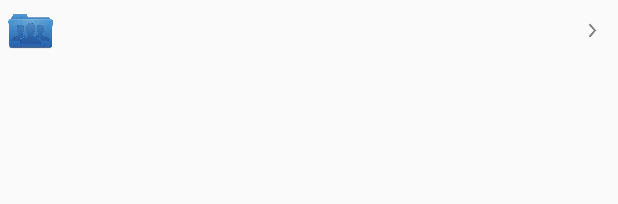
After one commit to PedroLourenco/MendeleyPaperReader_Gradle, an Android app: the layout list_row_with_image_groups.xml on its own in the app's theme, with its tools: preview values and no code run, on a phone screen of 412 x 824 dp. The commit adds this screen. Shown: the top 204 px of the screen. Run offline under Robolectric (Android 15) with nearby library versions, the phone set to English and light mode, and no system bars.

Commit message:
Get Group Folders and Articles

```diff
--- a/app/src/main/AndroidManifest.xml
+++ b/app/src/main/AndroidManifest.xml
@@ -1,8 +1,8 @@
 <?xml version="1.0" encoding="utf-8"?>
 <manifest xmlns:android="http://schemas.android.com/apk/res/android"
     package="com.mendeleypaperreader"
-    android:versionCode="04"
-    android:versionName="0.2.0" >
+    android:versionCode="05"
+    android:versionName="0.3.0" >
 
     <uses-sdk
         android:minSdkVersion="12"
--- a/app/src/main/java/com/mendeleypaperreader/activities/ReadersActivity.java
+++ b/app/src/main/java/com/mendeleypaperreader/activities/ReadersActivity.java
@@ -50,9 +50,9 @@ public class ReadersActivity extends ListActivity {
 		// Add section to list and merge two adatpers
 		MergeAdapter mergeAdapter = new MergeAdapter();
 
-		//mergeAdapter.addAdapter(new ListTitleAdapter(getApplicationContext(), getResources().getString(R.string.countryStatus), mAdapterCountryStatus, R.layout.listview_section));
+		//mergeAdapter.addAdapter(new ListTitleAdapter(getApplicationContext(), getResources().getString(R.string.countryStatus), mAdapterCountryStatus, R.layout.listview_section_header));
 		//mergeAdapter.addAdapter(mAdapterCountryStatus);
-		mergeAdapter.addAdapter(new ListTitleAdapter(getApplicationContext(), getResources().getString(R.string.academicStatus), mAdapterAcademicStatus, R.layout.listview_section));
+		mergeAdapter.addAdapter(new ListTitleAdapter(getApplicationContext(), getResources().getString(R.string.academicStatus), mAdapterAcademicStatus, R.layout.listview_section_header));
 		mergeAdapter.addAdapter(mAdapterAcademicStatus);
 
 		mergeAdapter.setNoItemsText("Nothing to display. This list is empty.");
--- a/app/src/main/java/com/mendeleypaperreader/adapter/SeparatedListAdapter.java
+++ b/app/src/main/java/com/mendeleypaperreader/adapter/SeparatedListAdapter.java
@@ -19,7 +19,7 @@ import com.mendeleypaperreader.R;
 	public final static int TYPE_SECTION_HEADER = 0;
 
 	public SeparatedListAdapter(Context context) {
-		headers = new ArrayAdapter<String>(context, R.layout.listview_section);
+		headers = new ArrayAdapter<String>(context, R.layout.listview_section_header);
 	}
 
 	public void addSection(String section, Adapter adapter) {
--- /dev/null
+++ b/app/src/main/res/layout/list_row_with_image_groups.xml
@@ -0,0 +1,45 @@
+<?xml version="1.0" encoding="utf-8"?>
+<RelativeLayout xmlns:android="http://schemas.android.com/apk/res/android"
+    android:layout_width="fill_parent"
+    android:layout_height="wrap_content"
+    android:orientation="horizontal"
+    android:padding="@dimen/doc_type_paddingTop" >
+
+    <LinearLayout
+        android:id="@+id/thumbnail"
+        android:layout_width="wrap_content"
+        android:layout_height="wrap_content"
+        android:layout_alignParentLeft="true"
+        android:layout_marginRight="@dimen/doc_title_paddingRight"
+        android:padding="3dip" >
+
+        <ImageView
+            android:id="@+id/list_image"
+            android:layout_width="@dimen/image_size"
+            android:layout_height="@dimen/image_size"
+            android:src="@drawable/group_folder" />
+
+        <TextView
+            android:id="@+id/title"
+            android:layout_width="wrap_content"
+            android:layout_height="wrap_content"
+            android:layout_marginRight="8dp"
+            android:textAlignment="center"
+            android:gravity="center"
+            android:ellipsize="end"
+            android:maxLines="1"
+            android:textColor="#040404"
+            android:textSize="@dimen/folder_text_size"
+            android:textStyle="bold"
+            android:typeface="sans" />
+    </LinearLayout>
+
+    <ImageView
+        android:layout_width="@dimen/image_size"
+        android:layout_height="@dimen/image_size"
+        android:layout_alignParentRight="true"
+        android:layout_centerVertical="true"
+        android:padding="@dimen/pading"
+        android:src="@drawable/arrow" />
+
+</RelativeLayout>
--- a/app/src/main/res/values/strings.xml
+++ b/app/src/main/res/values/strings.xml
@@ -9,6 +9,7 @@
     <string name="createaccount">Create account</string>
     <string name="my_library"><b>My Library</b></string>
     <string name="my_folders"><b>Folders</b></string>
+    <string name="my_groups"><b>Groups</b></string>
     <string name="app_logo">App logo</string>
 
     <!-- MainActivity -->
@@ -40,9 +41,9 @@
     <!-- About activity -->
 
     <string name="msg_about">Get access to Mendeley database papers.</string>
-    <string name="bugfix"><b>Version 0.2.0 (October, 2014)</b> \n Bug fix. \n Readers counter by Academic status. \n Download articles. \n\n <b>Version 0.1.1 (September, 2014)</b> \n Bug Fix - In some devices app crashes when trying to open the browser. \n App crashes when trying to download large libraries.\n\n <b>Version 0.0.1 (July, 2014)</b> \n Initial Version.</string>
+    <string name="bugfix"><b>Version 0.3.0 (November, 2014)</b> \n Bug fix. \n Get groups folder and articles. \n\n <b>Version 0.2.0 (October, 2014)</b> \n Bug fix. \n Readers counter by Academic status. \n Download articles. \n\n <b>Version 0.1.1 (September, 2014)</b> \n Bug Fix - In some devices app crashes when trying to open the browser. \n App crashes when trying to download large libraries.\n\n <b>Version 0.0.1 (July, 2014)</b> \n Initial Version.</string>
     <string name="web_link"></string>
-    <string name="msg_current_version">Version 0.2.0</string>
+    <string name="msg_current_version">Version 0.3.0</string>
     <string name="email">pdrolourenco@gmail.com</string>
     <string name="msg_email">"Contact: "</string>
 
```
Also changed, not shown: app/src/main/java/com/mendeleypaperreader/activities/DocumentsDetailsActivity.java (+5 -2 lines), app/src/main/java/com/mendeleypaperreader/activities/MainMenuActivityFragmentDetails.java (+35 -3 lines), app/src/main/java/com/mendeleypaperreader/activities/MainMenuFragmentList.java (+97 -39 lines), app/src/main/java/com/mendeleypaperreader/contentProvider/MyContentProvider.java (+33 -3 lines), app/src/main/java/com/mendeleypaperreader/db/DatabaseOpenHelper.java (+12 -6 lines), app/src/main/java/com/mendeleypaperreader/jsonParser/LoadData.java (+105 -2 lines), app/src/main/java/com/mendeleypaperreader/jsonParser/SyncDataAsync.java (+9 -6 lines), app/src/main/java/com/mendeleypaperreader/utl/Globalconstant.java (+6 -2 lines), app/src/main/res/drawable-hdpi/group_folder.png (added), app/src/main/res/layout/listview_section_header.xml (renamed from app/src/main/res/layout/listview_section.xml), 4 other files.
